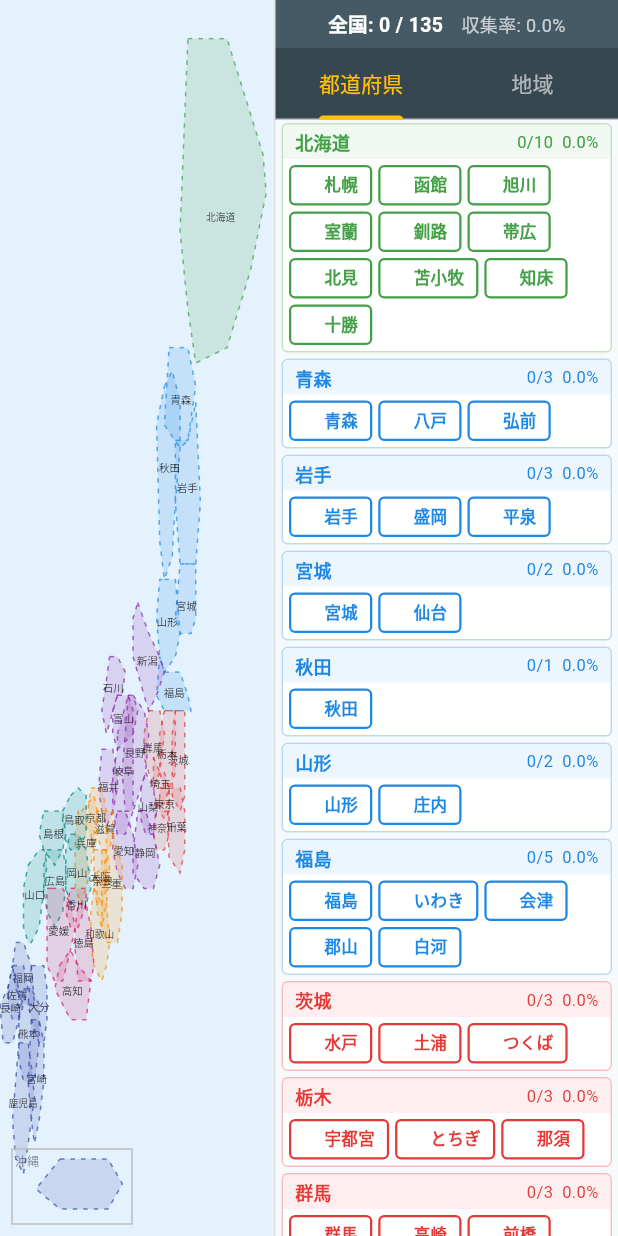
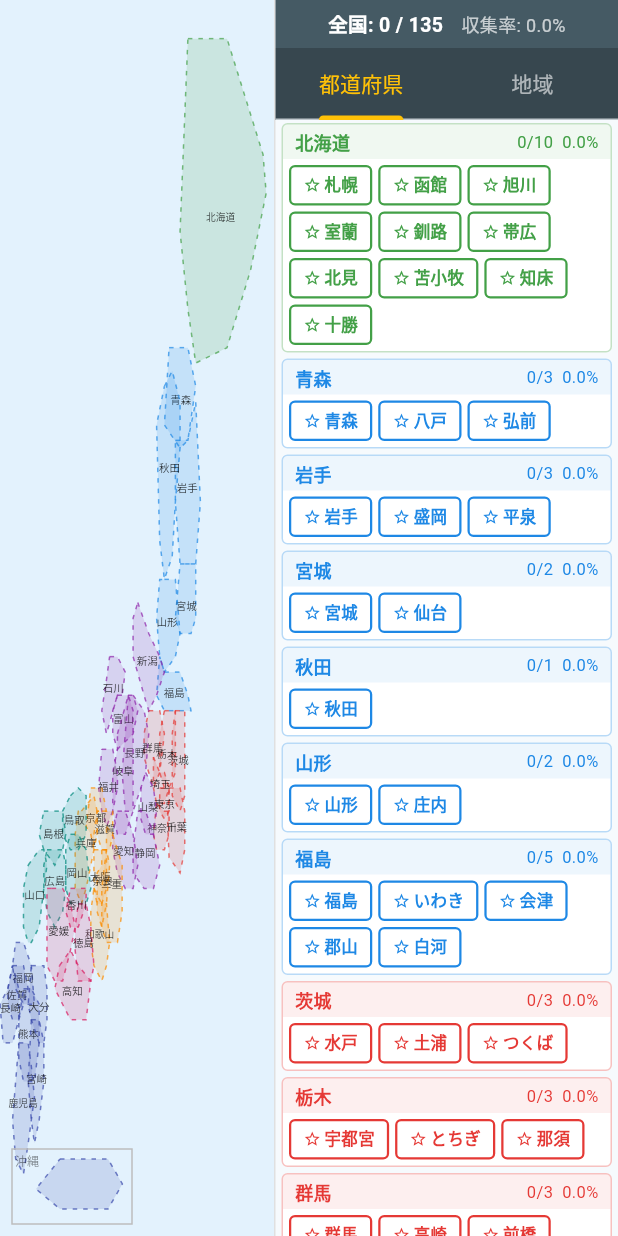
Before and after one commit to machadev/cart_number, a Flutter app: the screen it shows after launch, on a phone screen of 412 x 824 dp. Run offline on Flutter 3.47's test engine with Material 3 defaults, Android fonts, the phone set to English and light mode, and no system bars; our stand-ins replace shared_preferences.

Commit message:
地名ボタンのアイコンを星に変更

```diff
--- a/lib/widgets/selection_panel_widget.dart
+++ b/lib/widgets/selection_panel_widget.dart
@@ -416,12 +416,12 @@ class _PlateButton extends StatelessWidget {
         child: Row(
           mainAxisSize: MainAxisSize.min,
           children: [
-            SizedBox(
-              width: 14,
-              child: isCollected
-                  ? const Icon(Icons.check, size: 12, color: Colors.white)
-                  : null,
+            Icon(
+              isCollected ? Icons.star : Icons.star_border,
+              size: 12,
+              color: isCollected ? Colors.amber : color,
             ),
+            const SizedBox(width: 2),
             Text(
               plate.name,
               style: TextStyle(
```
